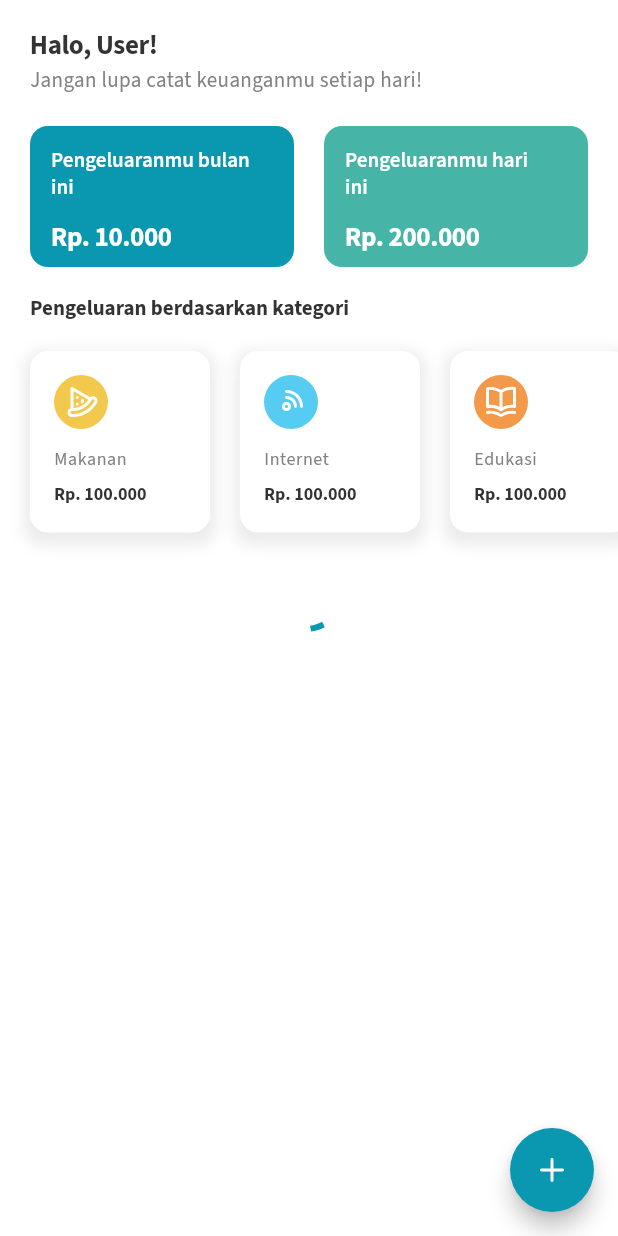
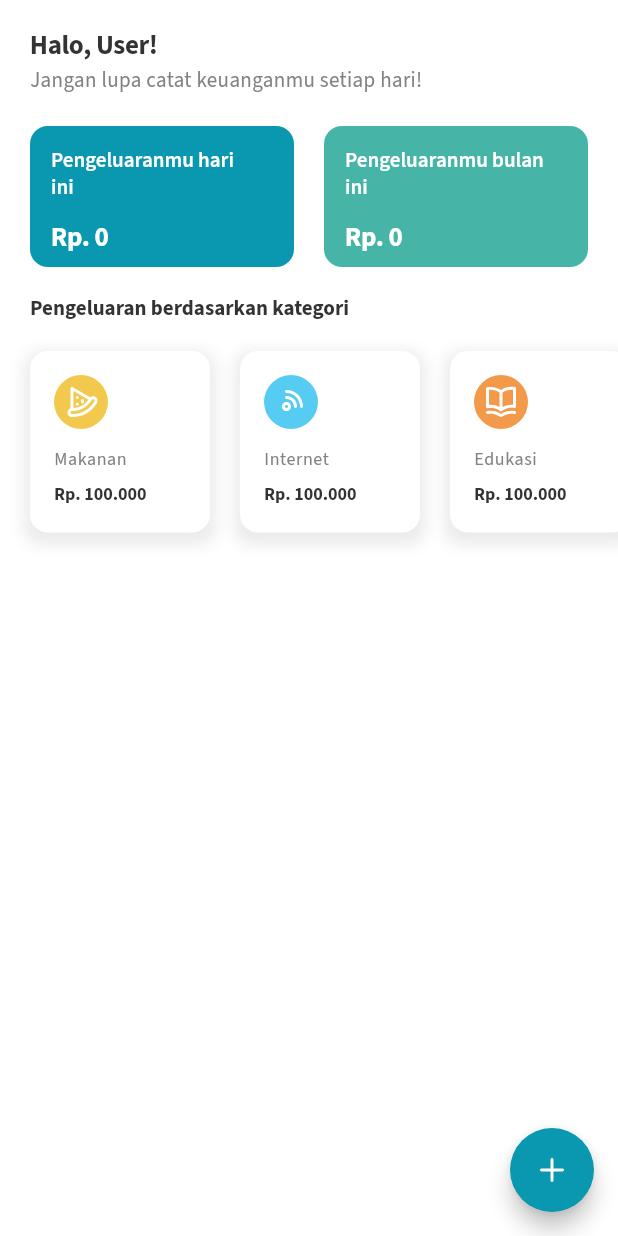
Before and after one commit to homindolentrahar/money_expense_dot, a Flutter app: the screen it shows after launch, on a phone screen of 412 x 824 dp. Run offline on Flutter 3.47's test engine with Material 3 defaults, Android fonts, the phone set to English and light mode, and no system bars; our stand-ins replace dartz, drift, flutter_bloc, flutter_easyloading, flutter_form_builder, flutter_multi_formatter and 6 more; accounts and stored records are empty; generated files the repository leaves out were written again.

Commit message:
feat(Read): Reading daily and monthly expenses from database

```diff
--- a/lib/feature/home/domain/repository/i_expenses_repository.dart
+++ b/lib/feature/home/domain/repository/i_expenses_repository.dart
@@ -1,7 +1,12 @@
 import 'package:dartz/dartz.dart';
+import 'package:money_expense_dot/core/domain/model/category_model.dart';
 import 'package:money_expense_dot/feature/home/domain/model/expense_with_category_model.dart';
 
 abstract interface class IExpenseRepository {
   Stream<Either<String, Map<DateTime, List<ExpenseWithCategoryModel>>>>
       watchAllExpenses();
+
+  Stream<Either<String, Map<String, double>>> watchDailyMonthlyExpenses();
+
+  Stream<Either<String, Map<CategoryModel, double>>> watchExpensesByCategory();
 }
--- /dev/null
+++ b/lib/feature/home/presentation/bloc/daily_monthly_expenses_cubit.dart
@@ -0,0 +1,23 @@
+import 'package:flutter_bloc/flutter_bloc.dart';
+import 'package:money_expense_dot/di/app_module.dart';
+import 'package:money_expense_dot/feature/home/domain/repository/i_expenses_repository.dart';
+import 'package:money_expense_dot/feature/home/presentation/bloc/daily_monthly_expenses_state.dart';
+import 'package:rxdart/rxdart.dart';
+
+class DailyMonthlyExpensesCubit extends Cubit<DailyMonthlyExpensesState> {
+  DailyMonthlyExpensesCubit()
+      : super(const DailyMonthlyExpensesState.initial()) {
+    repository.watchDailyMonthlyExpenses().doOnListen(() {
+      emit(const DailyMonthlyExpensesState.loading());
+    }).listen((either) {
+      either.fold(
+        (error) {
+          emit(DailyMonthlyExpensesState.error(error));
+        },
+        (data) => emit(DailyMonthlyExpensesState.success(data)),
+      );
+    });
+  }
+
+  final IExpenseRepository repository = injector.get<IExpenseRepository>();
+}
--- /dev/null
+++ b/lib/feature/home/presentation/bloc/daily_monthly_expenses_state.dart
@@ -0,0 +1,12 @@
+import 'package:freezed_annotation/freezed_annotation.dart';
+
+part 'daily_monthly_expenses_state.freezed.dart';
+
+@freezed
+class DailyMonthlyExpensesState with _$DailyMonthlyExpensesState {
+  const factory DailyMonthlyExpensesState.initial() = _Initial;
+  const factory DailyMonthlyExpensesState.loading() = _Loading;
+  const factory DailyMonthlyExpensesState.success(Map<String, double> data) =
+      _Success;
+  const factory DailyMonthlyExpensesState.error(String error) = _Error;
+}
--- a/lib/feature/home/presentation/bloc/expenses_cubit.dart
+++ b/lib/feature/home/presentation/bloc/expenses_cubit.dart
@@ -4,7 +4,7 @@ import 'package:flutter_bloc/flutter_bloc.dart';
 import 'package:money_expense_dot/di/app_module.dart';
 import 'package:money_expense_dot/feature/home/domain/repository/i_expenses_repository.dart';
 import 'package:money_expense_dot/feature/home/presentation/bloc/expenses_state.dart';
-import 'package:rxdart_ext/not_replay_value_stream.dart';
+import 'package:rxdart/rxdart.dart';
 
 class ExpensesCubit extends Cubit<ExpensesState> {
   ExpensesCubit() : super(const ExpensesState.initial()) {
@@ -14,7 +14,6 @@ class ExpensesCubit extends Cubit<ExpensesState> {
       either.fold(
         (error) => emit(ExpensesState.error(error.toString())),
         (data) {
-          log("Data: $data");
           emit(ExpensesState.success(data));
         },
       );
--- a/lib/feature/home/presentation/expenses_page.dart
+++ b/lib/feature/home/presentation/expenses_page.dart
@@ -3,6 +3,8 @@ import 'package:flutter_bloc/flutter_bloc.dart';
 import 'package:flutter_svg/flutter_svg.dart';
 import 'package:go_router/go_router.dart';
 import 'package:money_expense_dot/core/domain/model/category_model.dart';
+import 'package:money_expense_dot/feature/home/presentation/bloc/daily_monthly_expenses_cubit.dart';
+import 'package:money_expense_dot/feature/home/presentation/bloc/daily_monthly_expenses_state.dart';
 import 'package:money_expense_dot/feature/home/presentation/bloc/expenses_cubit.dart';
 import 'package:money_expense_dot/feature/home/presentation/bloc/expenses_state.dart';
 import 'package:money_expense_dot/feature/home/presentation/widget/expense_banner_item.dart';
@@ -14,8 +16,11 @@ class ExpensesPage extends StatelessWidget {
   const ExpensesPage._();
 
   static Widget getPage() {
-    return BlocProvider(
-      create: (_) => ExpensesCubit(),
+    return MultiBlocProvider(
+      providers: [
+        BlocProvider(create: (_) => ExpensesCubit()),
+        BlocProvider(create: (_) => DailyMonthlyExpensesCubit()),
+      ],
       child: const ExpensesPage._(),
     );
   }
@@ -53,22 +58,38 @@ class ExpensesPage extends StatelessWidget {
                       style: Theme.of(context).textTheme.bodyMedium,
                     ),
                     const SizedBox(height: 20),
-                    const Row(
+                    BlocBuilder<DailyMonthlyExpensesCubit,
+                        DailyMonthlyExpensesState>(
+                      builder: (_, state) {
+                        return state.maybeWhen(
+                          success: (data) {
+                            return Row(
                               children: [
                                 Expanded(
                                   child: ExpenseBannerItem(
                                     expenseType: ExpenseBannerType.daily,
-                            expenseAmount: 10000,
+                                    expenseAmount: data['daily'] ?? 0,
                                   ),
                                 ),
-                        SizedBox(width: 20),
+                                const SizedBox(width: 20),
                                 Expanded(
                                   child: ExpenseBannerItem(
                                     expenseType: ExpenseBannerType.monthly,
-                            expenseAmount: 200000,
+                                    expenseAmount: data['monthly'] ?? 0,
                                   ),
                                 ),
                               ],
+                            );
+                          },
+                          orElse: () => const Row(
+                            mainAxisAlignment: MainAxisAlignment.spaceEvenly,
+                            children: [
+                              CircularProgressIndicator(),
+                              CircularProgressIndicator(),
+                            ],
+                          ),
+                        );
+                      },
                     ),
                     const SizedBox(height: 20),
                     Text(
--- a/lib/feature/home/presentation/widget/expense_banner_item.dart
+++ b/lib/feature/home/presentation/widget/expense_banner_item.dart
@@ -3,8 +3,8 @@ import 'package:money_expense_dot/core/presentation/app_color.dart';
 import 'package:money_expense_dot/util/extension/double_ext.dart';
 
 enum ExpenseBannerType {
-  monthly("Pengeluaranmu hari ini"),
-  daily("Pengeluaranmu bulan ini");
+  monthly("Pengeluaranmu bulan ini"),
+  daily("Pengeluaranmu hari ini");
 
   final String title;
 
--- a/pubspec.yaml
+++ b/pubspec.yaml
@@ -50,7 +50,7 @@ dependencies:
   dartz: ^0.10.1
   get_it: ^7.6.7
   flutter_easyloading: ^3.0.5
-  rxdart_ext: ^0.2.9
+  rxdart: ^0.27.7
 
 dev_dependencies:
   flutter_test:
```
Also changed, not shown: lib/feature/home/data/repository/expenses_repository.dart (+45 -1 lines), pubspec.lock. Lines whose indentation alone changed are shown as unchanged.
